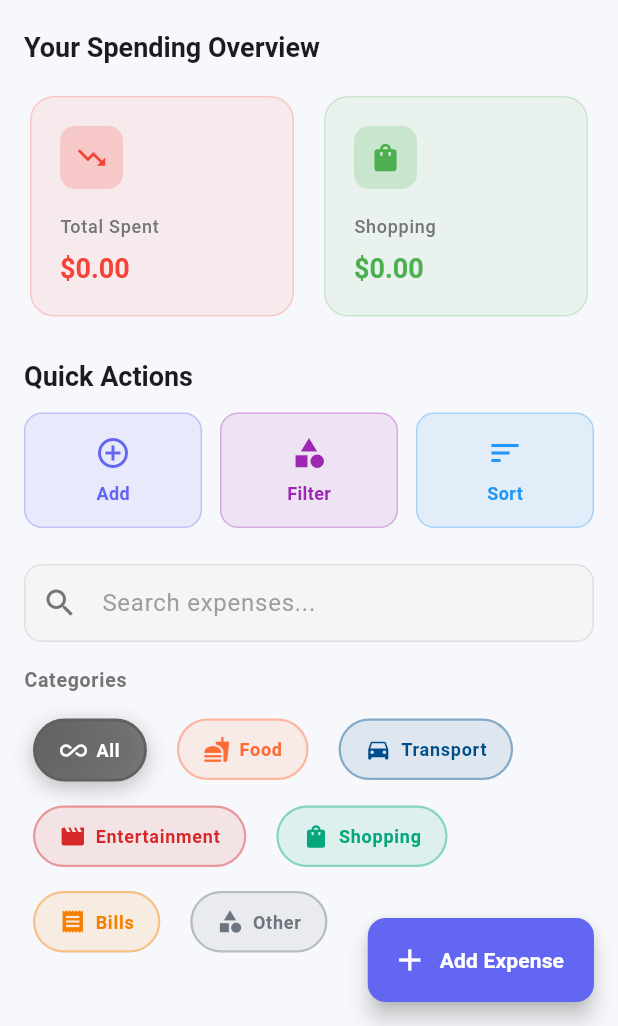
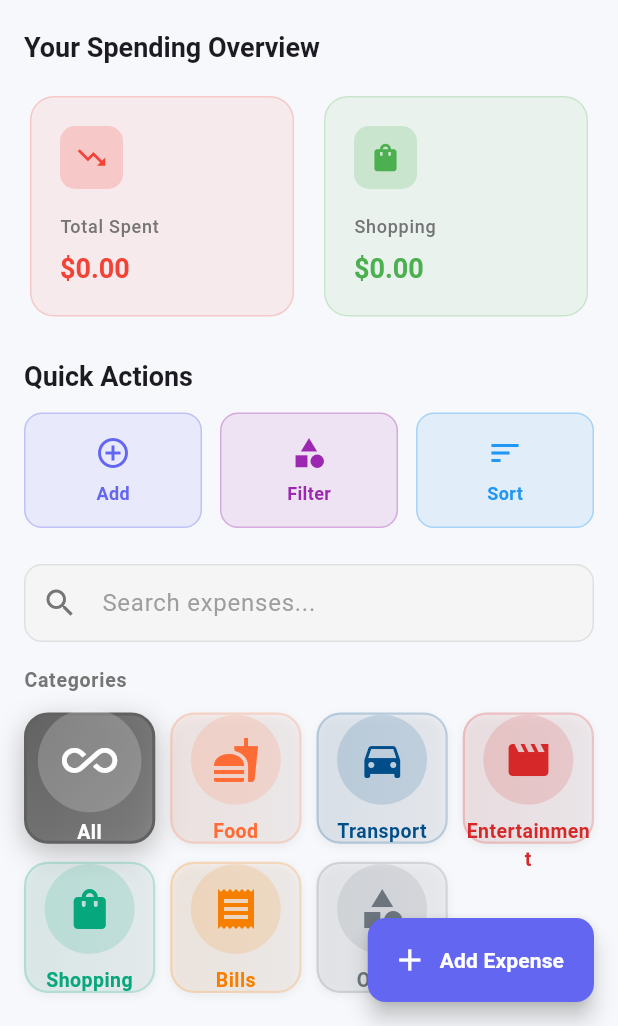
Before and after one commit to Nahidliton/flutter_final_project, a Flutter app: the screen it shows after launch, on a phone screen of 412 x 824 dp, the part 210-1236 px from its top. Run offline on Flutter 3.47's test engine with Material 3 defaults, Android fonts, the light colour scheme and no system bars; our stand-ins replace cloud_firestore, firebase_core; accounts and stored records are empty.

Commit message:
feat(ui): add cool category card widget with large animated icons in grid layout

```diff
--- a/final_project_mobile_app/lib/screens/home_screen.dart
+++ b/final_project_mobile_app/lib/screens/home_screen.dart
@@ -5,7 +5,7 @@ import 'package:provider/provider.dart';
 import 'package:intl/intl.dart';
 import '../providers/expense_provider.dart';
 import '../widgets/expense_card.dart';
-import '../widgets/category_filter_chip.dart';
+import '../widgets/category_card.dart';
 import '../widgets/stats_card.dart';
 import 'add_edit_expense_screen.dart';
 import '../utils/constants.dart';
@@ -520,22 +520,25 @@ class _HomeScreenState extends State<HomeScreen> {
           ),
         ),
         const SizedBox(height: 12),
-        Wrap(
-          spacing: 8,
-          runSpacing: 8,
+        GridView.count(
+          crossAxisCount: 4,
+          shrinkWrap: true,
+          physics: const NeverScrollableScrollPhysics(),
+          mainAxisSpacing: 12,
+          crossAxisSpacing: 10,
           children: [
-            CategoryFilterChip(
+            CategoryCard(
               label: 'All',
+              icon: Icons.all_inclusive,
               color: Colors.grey.shade700,
-              icon: Icons.all_inclusive,
               isSelected: provider.categoryFilter == null,
               onTap: () => provider.setCategoryFilter(null),
             ),
             ...kExpenseCategories.map((category) {
-              return CategoryFilterChip(
+              return CategoryCard(
                 label: category,
-                color: kCategoryColors[category],
-                icon: kCategoryIcons[category],
+                icon: kCategoryIcons[category]!,
+                color: kCategoryColors[category]!,
                 isSelected: provider.categoryFilter == category,
                 onTap: () => provider.setCategoryFilter(category),
               );
--- /dev/null
+++ b/final_project_mobile_app/lib/widgets/category_card.dart
@@ -0,0 +1,101 @@
+// lib/widgets/category_card.dart
+
+import 'package:flutter/material.dart';
+
+class CategoryCard extends StatelessWidget {
+  final String label;
+  final IconData icon;
+  final Color color;
+  final bool isSelected;
+  final VoidCallback onTap;
+
+  const CategoryCard({
+    required this.label,
+    required this.icon,
+    required this.color,
+    required this.isSelected,
+    required this.onTap,
+    super.key,
+  });
+
+  @override
+  Widget build(BuildContext context) {
+    return GestureDetector(
+      onTap: onTap,
+      child: AnimatedContainer(
+        duration: const Duration(milliseconds: 300),
+        decoration: BoxDecoration(
+          gradient: isSelected
+              ? LinearGradient(
+                  colors: [
+                    color,
+                    color.withOpacity(0.7),
+                  ],
+                  begin: Alignment.topLeft,
+                  end: Alignment.bottomRight,
+                )
+              : LinearGradient(
+                  colors: [
+                    color.withOpacity(0.08),
+                    color.withOpacity(0.03),
+                  ],
+                ),
+          borderRadius: BorderRadius.circular(16),
+          border: Border.all(
+            color: isSelected ? color : color.withOpacity(0.2),
+            width: isSelected ? 2 : 1.5,
+          ),
+          boxShadow: isSelected
+              ? [
+                  BoxShadow(
+                    color: color.withOpacity(0.4),
+                    blurRadius: 16,
+                    offset: const Offset(0, 6),
+                  )
+                ]
+              : [
+                  BoxShadow(
+                    color: Colors.black.withOpacity(0.05),
+                    blurRadius: 4,
+                    offset: const Offset(0, 2),
+                  )
+                ],
+        ),
+        child: Column(
+          mainAxisAlignment: MainAxisAlignment.center,
+          children: [
+            AnimatedScale(
+              scale: isSelected ? 1.15 : 1.0,
+              duration: const Duration(milliseconds: 300),
+              child: Container(
+                padding: const EdgeInsets.all(14),
+                decoration: BoxDecoration(
+                  shape: BoxShape.circle,
+                  color: isSelected
+                      ? Colors.white.withOpacity(0.2)
+                      : color.withOpacity(0.15),
+                ),
+                child: Icon(
+                  icon,
+                  size: 32,
+                  color: isSelected ? Colors.white : color,
+                ),
+              ),
+            ),
+            const SizedBox(height: 8),
+            Text(
+              label,
+              textAlign: TextAlign.center,
+              style: TextStyle(
+                fontSize: 13,
+                fontWeight: FontWeight.w700,
+                color: isSelected ? Colors.white : color,
+                letterSpacing: 0.3,
+              ),
+            ),
+          ],
+        ),
+      ),
+    );
+  }
+}
```
